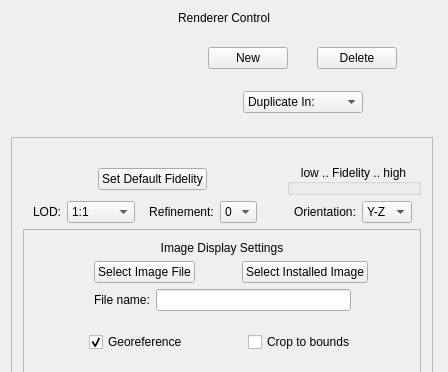
Above: apps/vaporgui/guis/ui/twoDimagetab.ui from yyr/vapor before the change; both pictures show x 0 to 448 and y 0 to 372 of the 448 by 1335 pixel window. Below: the same form after it.
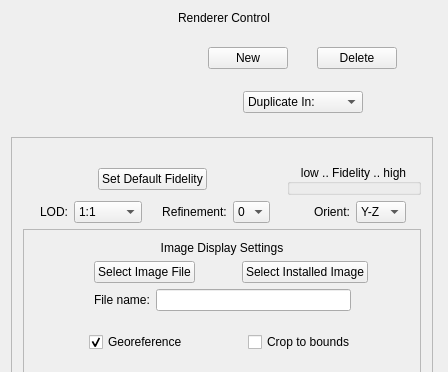
That is the form after the change. Custom widgets are drawn as their Qt base class.

Patch:
```diff
--- a/apps/vaporgui/guis/ui/twoDimagetab.ui
+++ b/apps/vaporgui/guis/ui/twoDimagetab.ui
@@ -514,7 +514,7 @@
                  <string>In data mode, the orientation indicates the planar alignment of the selected variable(s).  In image mode, the orientation can be selected.  Only horizontal (X-Y) oriented images can make use of georeferencing.</string>
                 </property>
                 <property name="text">
-                 <string>Orientation:</string>
+                 <string>Orient:</string>
                 </property>
                 <property name="alignment">
                  <set>Qt::AlignCenter</set>
```
